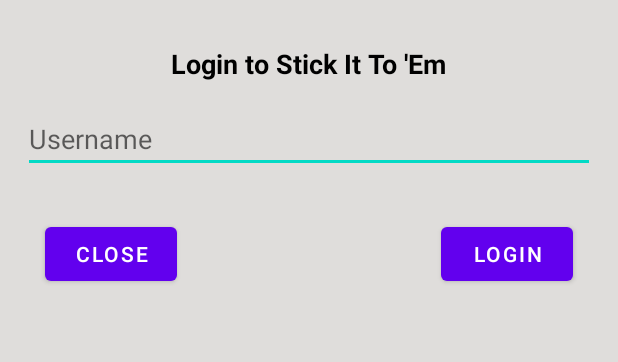
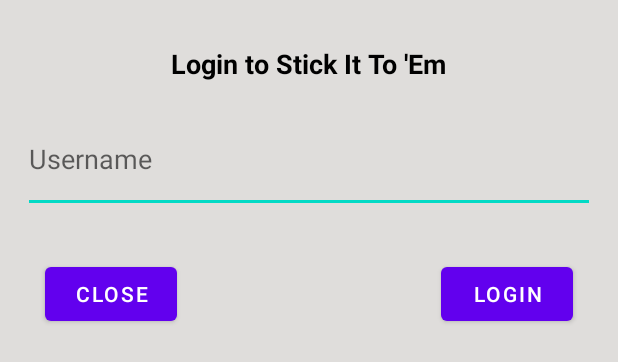
Before and after one commit to nala-he/NUMAD23Sp_Team16, an Android app: the layout login_dialog.xml on its own in the app's theme, with its tools: preview values and no code run, on a phone screen of 412 x 824 dp. Shown: the top 362 px of the screen. Run offline under Robolectric (Android 15) with nearby library versions, the phone set to English and light mode, and no system bars.

Commit message:
adjust size
adjust username input box size

```diff
--- a/app/src/main/res/layout/login_dialog.xml
+++ b/app/src/main/res/layout/login_dialog.xml
@@ -18,14 +18,14 @@
 
     <EditText
         android:id="@+id/usernameInput"
-        android:layout_width="match_parent"
-        android:layout_height="wrap_content"
+        android:layout_width="384dp"
+        android:layout_height="72dp"
+        android:layout_alignTop="@id/loginTitle"
+        android:layout_marginStart="15dp"
+        android:layout_marginTop="40dp"
+        android:layout_marginEnd="15dp"
         android:hint="@string/username_hint"
-        android:textColor="@color/black"
-        android:layout_alignTop="@id/loginTitle"
-        android:layout_marginTop="40dp"
-        android:layout_marginStart="15dp"
-        android:layout_marginEnd="15dp"/>
+        android:textColor="@color/black" />
 
     <Button
         android:id="@+id/closeButton"
```
Also changed, not shown: app/build.gradle (+14 -14 lines).
